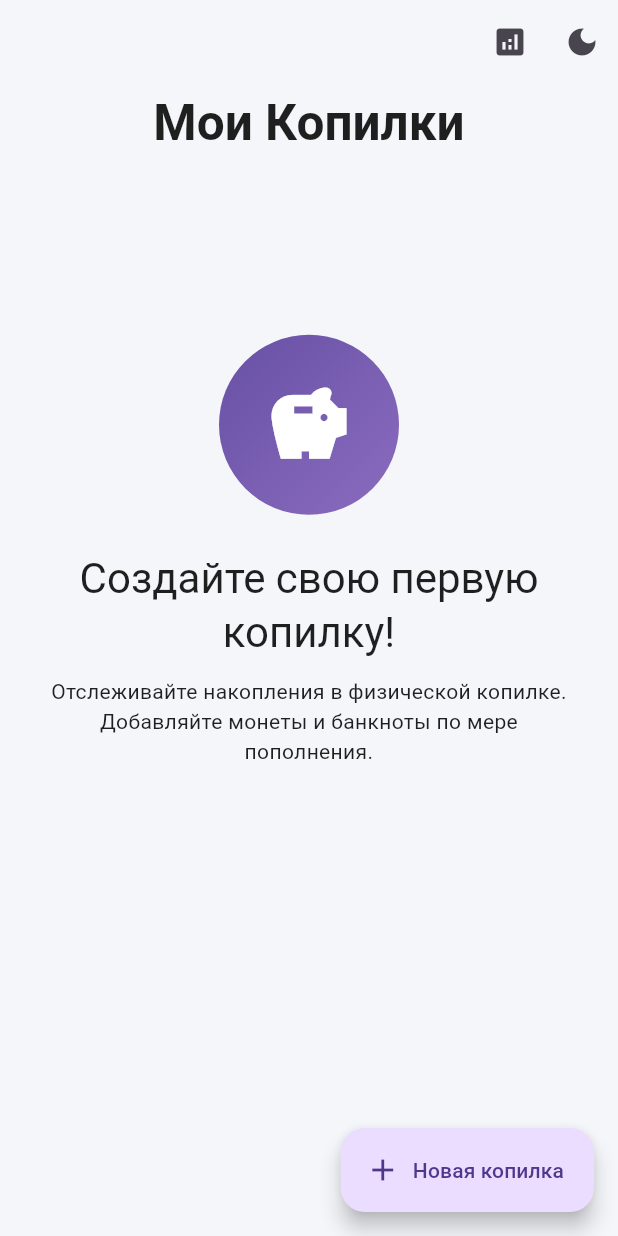
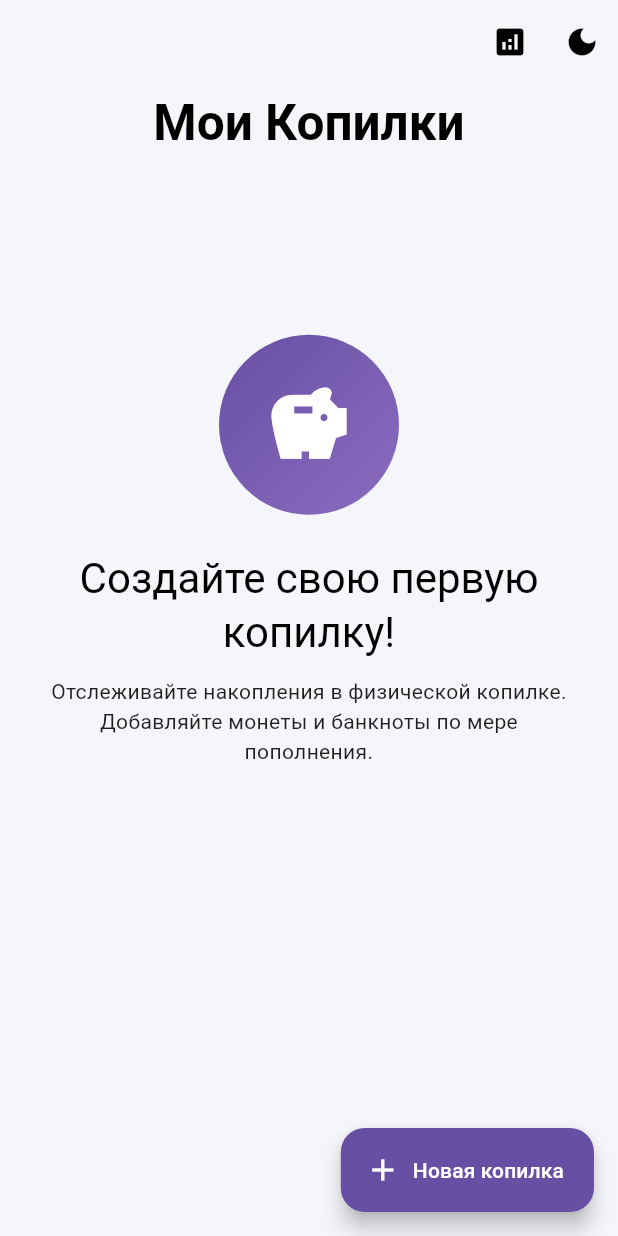
Before and after one commit to fruzozzi3/kopeoka, a Flutter app: the screen it shows after launch, on a phone screen of 412 x 824 dp. Run offline on Flutter 3.47's test engine with Material 3 defaults, Android fonts, the phone set to English and light mode, and no system bars; our stand-ins replace sqflite; accounts and stored records are empty.

Commit message:
Update app_theme.dart

```diff
--- a/lib/theme/app_theme.dart
+++ b/lib/theme/app_theme.dart
@@ -1,37 +1,102 @@
+// lib/theme/app_theme.dart
 import 'package:flutter/material.dart';
-import 'color.dart';
+import 'package:my_kopilka/theme/color.dart';
 
 class AppTheme {
   static ThemeData light() {
-    final base = ThemeData.light(useMaterial3: true);
-    return base.copyWith(
-      scaffoldBackgroundColor: kBg,
-      colorScheme: base.colorScheme.copyWith(
-        primary: kPrimary,
+    return ThemeData(
+      useMaterial3: true,
+      fontFamily: 'Roboto',
+      colorScheme: const ColorScheme.light(
+        primary: kPrimaryLight,
         onPrimary: kOnPrimary,
+        secondary: kPrimaryLight,
+        background: kBgLight,
+        surface: kCardLight,
       ),
-      textTheme: base.textTheme.apply(
-        bodyColor: kTextPrimary,
-        displayColor: kTextPrimary,
-        fontFamily: 'Roboto',
-      ),
-      cardTheme: CardThemeData(
-        color: kCard,
-        shape: RoundedRectangleBorder(borderRadius: BorderRadius.circular(20)),
-        elevation: 2,
-        margin: const EdgeInsets.symmetric(horizontal: 16, vertical: 8),
-      ),
+      scaffoldBackgroundColor: kBgLight,
       appBarTheme: const AppBarTheme(
-        backgroundColor: kBg,
+        backgroundColor: kBgLight,
         elevation: 0,
         centerTitle: true,
-        titleTextStyle: TextStyle(
-          fontSize: 20, fontWeight: FontWeight.w600, color: kTextPrimary),
       ),
-      filledButtonTheme: FilledButtonThemeData(
-        style: FilledButton.styleFrom(
-          shape: RoundedRectangleBorder(borderRadius: BorderRadius.circular(16)),
-          padding: const EdgeInsets.symmetric(horizontal: 16, vertical: 14),
+      cardTheme: CardTheme(
+        color: kCardLight,
+        elevation: 2,
+        shadowColor: kSoftShadow[0].color,
+        shape: RoundedRectangleBorder(borderRadius: BorderRadius.circular(16)),
+      ),
+      textTheme: const TextTheme(
+        headlineSmall: TextStyle(
+          color: kTextPrimaryLight,
+          fontWeight: FontWeight.bold,
+        ),
+        bodyMedium: TextStyle(color: kTextPrimaryLight),
+        bodySmall: TextStyle(color: kTextSecondaryLight),
+      ),
+      inputDecorationTheme: InputDecorationTheme(
+        border: OutlineInputBorder(borderRadius: BorderRadius.circular(12)),
+        floatingLabelStyle: const TextStyle(color: kPrimaryLight),
+        focusedBorder: OutlineInputBorder(
+          borderRadius: BorderRadius.circular(12),
+          borderSide: const BorderSide(color: kPrimaryLight, width: 2),
+        ),
+      ),
+      elevatedButtonTheme: ElevatedButtonThemeData(
+        style: ElevatedButton.styleFrom(
+          backgroundColor: kPrimaryLight,
+          foregroundColor: kOnPrimary,
+          shape: RoundedRectangleBorder(borderRadius: BorderRadius.circular(12)),
+        ),
+      ),
+    );
+  }
+
+  static ThemeData dark() {
+    return ThemeData(
+      useMaterial3: true,
+      fontFamily: 'Roboto',
+      colorScheme: const ColorScheme.dark(
+        primary: kPrimaryDark,
+        onPrimary: kTextPrimaryDark,
+        secondary: kPrimaryDark,
+        background: kBgDark,
+        surface: kCardDark,
+      ),
+      scaffoldBackgroundColor: kBgDark,
+      appBarTheme: const AppBarTheme(
+        backgroundColor: kBgDark,
+        elevation: 0,
+        centerTitle: true,
+        iconTheme: IconThemeData(color: kTextPrimaryDark),
+      ),
+      cardTheme: CardTheme(
+        color: kCardDark,
+        elevation: 4,
+        shadowColor: kSoftShadow[0].color,
+        shape: RoundedRectangleBorder(borderRadius: BorderRadius.circular(16)),
+      ),
+      textTheme: const TextTheme(
+        headlineSmall: TextStyle(
+          color: kTextPrimaryDark,
+          fontWeight: FontWeight.bold,
+        ),
+        bodyMedium: TextStyle(color: kTextPrimaryDark),
+        bodySmall: TextStyle(color: kTextSecondaryDark),
+      ),
+      inputDecorationTheme: InputDecorationTheme(
+        border: OutlineInputBorder(borderRadius: BorderRadius.circular(12)),
+        floatingLabelStyle: const TextStyle(color: kPrimaryDark),
+        focusedBorder: OutlineInputBorder(
+          borderRadius: BorderRadius.circular(12),
+          borderSide: const BorderSide(color: kPrimaryDark, width: 2),
+        ),
+      ),
+      elevatedButtonTheme: ElevatedButtonThemeData(
+        style: ElevatedButton.styleFrom(
+          backgroundColor: kPrimaryDark,
+          foregroundColor: kTextPrimaryDark,
+          shape: RoundedRectangleBorder(borderRadius: BorderRadius.circular(12)),
         ),
       ),
     );
```
